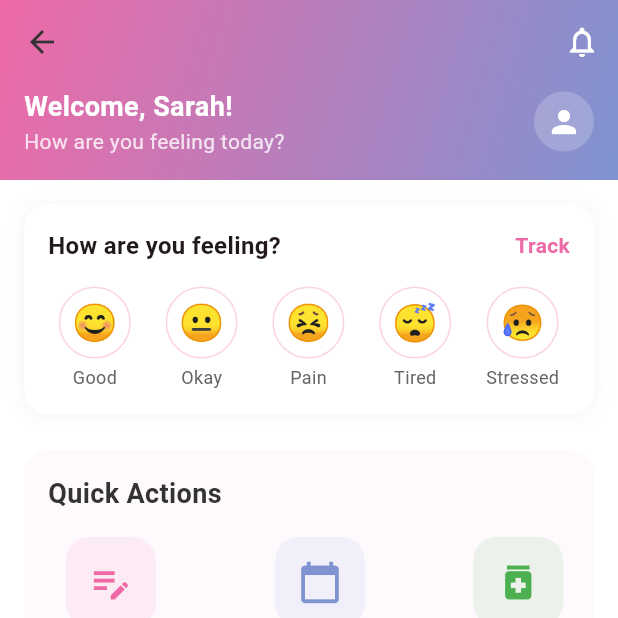
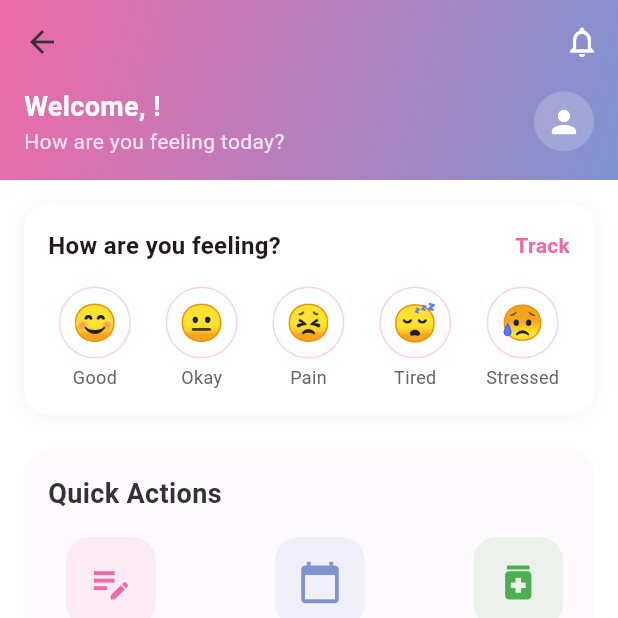
Before and after one commit to Faqih001/ovarian_cyst_support_app, a Flutter app: the HomeContent screen opened directly, on a phone screen of 412 x 824 dp, the top half of it. Run offline on Flutter 3.47's test engine with Material 3 defaults, Android fonts, the phone set to English and light mode, and no system bars; our stand-ins replace animated_text_kit, cloud_firestore, connectivity_plus, csv, firebase_auth, firebase_core and 18 more; accounts and stored records are empty; network calls fail.

Commit message:
feat: Personalize welcome message by displaying user's first name or 'Guest'

```diff
--- a/lib/screens/home_screen.dart
+++ b/lib/screens/home_screen.dart
@@ -159,13 +159,21 @@ class _HomeContentState extends State<HomeContent>
                             Column(
                               crossAxisAlignment: CrossAxisAlignment.start,
                               children: [
-                                const Text(
-                                  'Welcome, Sarah!',
-                                  style: TextStyle(
-                                    color: Colors.white,
-                                    fontSize: 18,
-                                    fontWeight: FontWeight.bold,
-                                  ),
+                                Consumer<AuthService>(
+                                  builder: (context, authService, _) {
+                                    final user = authService.user;
+                                    final name =
+                                        user?.displayName?.split(' ')[0] ??
+                                            'Guest';
+                                    return Text(
+                                      'Welcome, $name!',
+                                      style: const TextStyle(
+                                        color: Colors.white,
+                                        fontSize: 18,
+                                        fontWeight: FontWeight.bold,
+                                      ),
+                                    );
+                                  },
                                 ),
                                 Text(
                                   'How are you feeling today?',
```
